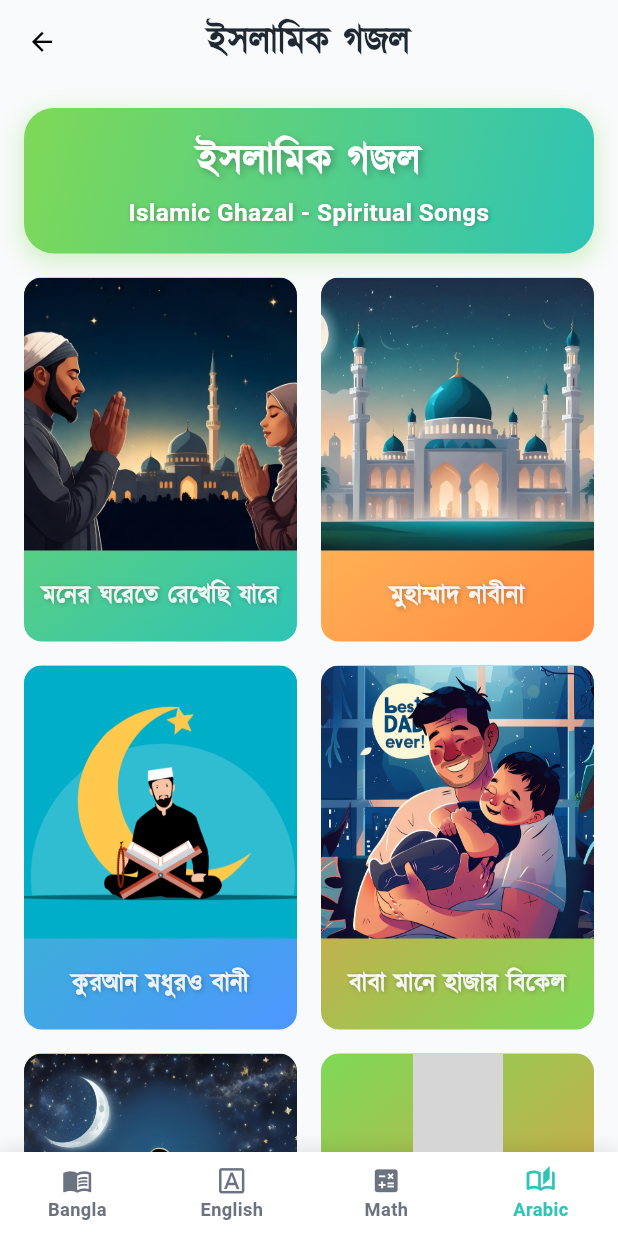
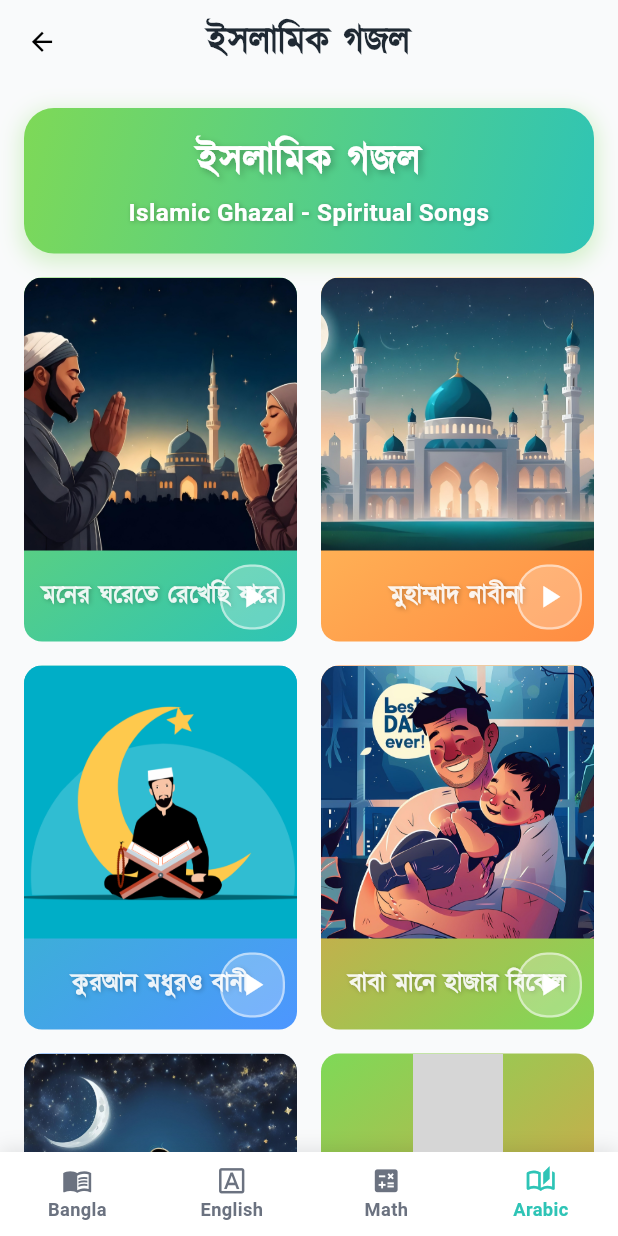
Before and after one commit to KafiulIslam/magical_book, a Flutter app: the ArabicGojolScreen screen opened by its route, on a phone screen of 412 x 824 dp. Run offline on Flutter 3.47's test engine with Material 3 defaults, Android fonts, the phone set to English and light mode, and no system bars; our stand-ins replace audioplayers, flutter_riverpod, flutter_screenutil, flutter_svg, flutter_tts, gap and 2 more; grey boxes are pictures that could not be loaded.

Commit message:
add audio feature in gojol card

```diff
--- a/lib/core/constants/arabic_constant.dart
+++ b/lib/core/constants/arabic_constant.dart
@@ -1,4 +1,5 @@
 import 'package:flutter/material.dart';
+import 'package:magical_book/core/constants/audio_path.dart';
 import 'package:magical_book/core/router/routes.dart';
 import '../../../core/constants/app_colors.dart';
 import '../../features/bangla/models/category.dart';
@@ -82,25 +83,65 @@ class ArabicConstants {
   // Surah List
   static List<MultiplicationModel> surahList = [
     MultiplicationModel(
-        id: 1, title: '১', subTitle: 'সূরাতুল ফাতিহা', image: AssetPath.fatiha),
+        id: 1,
+        title: '১',
+        subTitle: 'সূরাতুল ফাতিহা',
+        image: AssetPath.fatiha,
+        audio: AudioPath.monerGhorete),
     MultiplicationModel(
-        id: 2, title: '২', subTitle: 'সূরাতুল আল-আসর', image: AssetPath.asar),
+        id: 2,
+        title: '২',
+        subTitle: 'সূরাতুল আল-আসর',
+        image: AssetPath.asar,
+        audio: AudioPath.monerGhorete),
     MultiplicationModel(
-        id: 3, title: '৩', subTitle: 'সূরাতুল ফালাক', image: AssetPath.falaq),
+        id: 3,
+        title: '৩',
+        subTitle: 'সূরাতুল ফালাক',
+        image: AssetPath.falaq,
+        audio: AudioPath.monerGhorete),
     MultiplicationModel(
-        id: 4, title: '৪', subTitle: 'সূরাতুল ফিল', image: AssetPath.fil),
+        id: 4,
+        title: '৪',
+        subTitle: 'সূরাতুল ফিল',
+        image: AssetPath.fil,
+        audio: AudioPath.monerGhorete),
     MultiplicationModel(
-        id: 5, title: '৫', subTitle: 'সূরাতুল ইখলাস', image: AssetPath.ikhlas),
+        id: 5,
+        title: '৫',
+        subTitle: 'সূরাতুল ইখলাস',
+        image: AssetPath.ikhlas,
+        audio: AudioPath.monerGhorete),
     MultiplicationModel(
-        id: 6, title: '৬', subTitle: 'সূরাতুল কাউসার', image: AssetPath.kawsar),
+        id: 6,
+        title: '৬',
+        subTitle: 'সূরাতুল কাউসার',
+        image: AssetPath.kawsar,
+        audio: AudioPath.monerGhorete),
     MultiplicationModel(
-        id: 7, title: '৭', subTitle: 'সূরাতুল কুরাইশ', image: AssetPath.kurais),
+        id: 7,
+        title: '৭',
+        subTitle: 'সূরাতুল কুরাইশ',
+        image: AssetPath.kurais,
+        audio: AudioPath.monerGhorete),
     MultiplicationModel(
-        id: 8, title: '৮', subTitle: 'সূরাতুল নাস', image: AssetPath.nas),
+        id: 8,
+        title: '৮',
+        subTitle: 'সূরাতুল নাস',
+        image: AssetPath.nas,
+        audio: AudioPath.monerGhorete),
     MultiplicationModel(
-        id: 9, title: '৯', subTitle: 'সূরাতুল নাসর', image: AssetPath.nasr),
+        id: 9,
+        title: '৯',
+        subTitle: 'সূরাতুল নাসর',
+        image: AssetPath.nasr,
+        audio: AudioPath.monerGhorete),
     MultiplicationModel(
-        id: 10, title: '১০', subTitle: 'সূরাতুল লাহাব', image: AssetPath.lahab),
+        id: 10,
+        title: '১০',
+        subTitle: 'সূরাতুল লাহাব',
+        image: AssetPath.lahab,
+        audio: AudioPath.monerGhorete),
   ];
 
   // Surah List
@@ -109,107 +150,117 @@ class ArabicConstants {
         id: 1,
         title: '৬',
         subTitle: 'মনের ঘরেতে রেখেছি যারে',
-        image: AssetPath.monerGhore),
+        image: AssetPath.monerGhore,
+        audio: AudioPath.monerGhorete),
     MultiplicationModel(
         id: 2,
         title: '৭',
         subTitle: 'মুহাম্মাদ নাবীনা',
-        image: AssetPath.muhammad),
+        image: AssetPath.muhammad,
+        audio: AudioPath.monerGhorete),
     MultiplicationModel(
         id: 3,
         title: '৯',
         subTitle: 'কুরআন মধুরও বানী',
-        image: AssetPath.quranModhur),
+        image: AssetPath.quranModhur,
+        audio: AudioPath.monerGhorete),
     MultiplicationModel(
         id: 4,
         title: '১',
         subTitle: 'বাবা মানে হাজার বিকেল',
-        image: AssetPath.babaMane),
+        image: AssetPath.babaMane,
+        audio: AudioPath.monerGhorete),
     MultiplicationModel(
         id: 5,
         title: '২',
         subTitle: 'আমি চাঁদকে বলি তুমি সুন্দর নও',
-        image: AssetPath.chadKBoli),
+        image: AssetPath.chadKBoli,
+        audio: AudioPath.monerGhorete),
     MultiplicationModel(
         id: 6,
         title: '৩',
         subTitle: 'হাজবি রাব্বি জাল্লাহ',
-        image: AssetPath.hasbiRabbi),
+        image: AssetPath.hasbiRabbi,
+        audio: AudioPath.monerGhorete),
     MultiplicationModel(
         id: 7,
         title: '৪',
         subTitle: 'লা ইলাহা ইল্লালাহ',
-        image: AssetPath.laIlaha),
+        image: AssetPath.laIlaha,
+        audio: AudioPath.monerGhorete),
     MultiplicationModel(
         id: 8,
         title: '৫',
         subTitle: 'মেহেরবান তুমি মেহেরবান',
-        image: AssetPath.meherban),
+        image: AssetPath.meherban,
+        audio: AudioPath.monerGhorete),
     MultiplicationModel(
         id: 9,
         title: '৮',
         subTitle: 'মুস্তফা মুস্তফা',
-        image: AssetPath.mustafa),
+        image: AssetPath.mustafa,
+        audio: AudioPath.monerGhorete),
     MultiplicationModel(
         id: 10,
         title: '১০',
         subTitle: 'রহমান ইয়া রহমান',
-        image: AssetPath.rahman),
+        image: AssetPath.rahman,
+        audio: AudioPath.monerGhorete),
   ];
 
   // Surah List
-  static List<MultiplicationModel> historyList = [
-    MultiplicationModel(
-        id: 1,
-        title: '৬',
-        subTitle: 'মনের ঘরেতে রেখেছি যারে',
-        image: AssetPath.monerGhore),
-    MultiplicationModel(
-        id: 2,
-        title: '৭',
-        subTitle: 'মুহাম্মাদ নাবীনা',
-        image: AssetPath.muhammad),
-    MultiplicationModel(
-        id: 3,
-        title: '৯',
-        subTitle: 'কুরআন মধুরও বানী',
-        image: AssetPath.quranModhur),
-    MultiplicationModel(
-        id: 4,
-        title: '১',
-        subTitle: 'বাবা মানে হাজার বিকেল',
-        image: AssetPath.babaMane),
-    MultiplicationModel(
-        id: 5,
-        title: '২',
-        subTitle: 'আমি চাঁদকে বলি তুমি সুন্দর নও',
-        image: AssetPath.chadKBoli),
-    MultiplicationModel(
-        id: 6,
-        title: '৩',
-        subTitle: 'হাজবি রাব্বি জাল্লাহ',
-        image: AssetPath.hasbiRabbi),
-    MultiplicationModel(
-        id: 7,
-        title: '৪',
-        subTitle: 'লা ইলাহা ইল্লালাহ',
-        image: AssetPath.laIlaha),
-    MultiplicationModel(
-        id: 8,
-        title: '৫',
-        subTitle: 'মেহেরবান তুমি মেহেরবান',
-        image: AssetPath.meherban),
-    MultiplicationModel(
-        id: 9,
-        title: '৮',
-        subTitle: 'মুস্তফা মুস্তফা',
-        image: AssetPath.mustafa),
-    MultiplicationModel(
-        id: 10,
-        title: '১০',
-        subTitle: 'রহমান ইয়া রহমান',
-        image: AssetPath.rahman),
-  ];
+  // static List<MultiplicationModel> historyList = [
+  //   MultiplicationModel(
+  //       id: 1,
+  //       title: '৬',
+  //       subTitle: 'মনের ঘরেতে রেখেছি যারে',
+  //       image: AssetPath.monerGhore),
+  //   MultiplicationModel(
+  //       id: 2,
+  //       title: '৭',
+  //       subTitle: 'মুহাম্মাদ নাবীনা',
+  //       image: AssetPath.muhammad),
+  //   MultiplicationModel(
+  //       id: 3,
+  //       title: '৯',
+  //       subTitle: 'কুরআন মধুরও বানী',
+  //       image: AssetPath.quranModhur),
+  //   MultiplicationModel(
+  //       id: 4,
+  //       title: '১',
+  //       subTitle: 'বাবা মানে হাজার বিকেল',
+  //       image: AssetPath.babaMane),
+  //   MultiplicationModel(
+  //       id: 5,
+  //       title: '২',
+  //       subTitle: 'আমি চাঁদকে বলি তুমি সুন্দর নও',
+  //       image: AssetPath.chadKBoli),
+  //   MultiplicationModel(
+  //       id: 6,
+  //       title: '৩',
+  //       subTitle: 'হাজবি রাব্বি জাল্লাহ',
+  //       image: AssetPath.hasbiRabbi),
+  //   MultiplicationModel(
+  //       id: 7,
+  //       title: '৪',
+  //       subTitle: 'লা ইলাহা ইল্লালাহ',
+  //       image: AssetPath.laIlaha),
+  //   MultiplicationModel(
+  //       id: 8,
+  //       title: '৫',
+  //       subTitle: 'মেহেরবান তুমি মেহেরবান',
+  //       image: AssetPath.meherban),
+  //   MultiplicationModel(
+  //       id: 9,
+  //       title: '৮',
+  //       subTitle: 'মুস্তফা মুস্তফা',
+  //       image: AssetPath.mustafa),
+  //   MultiplicationModel(
+  //       id: 10,
+  //       title: '১০',
+  //       subTitle: 'রহমান ইয়া রহমান',
+  //       image: AssetPath.rahman),
+  // ];
 
   // 99 Names of Allah (Asma-ul-Husna)
   static const List<AllahNameModel> allahNames = [
--- a/lib/core/constants/asset_path.dart
+++ b/lib/core/constants/asset_path.dart
@@ -1,13 +1,16 @@
-class AssetPath{
+class AssetPath {
   AssetPath._();
 
   static const history = "assets/svgs/history.svg";
 
   // bangla chora images
-  static const ataGacheTotaPakhi = "assets/images/banglaChora/ata_gache_tota.png";
-  static const ayCheleraAyMeyera = "assets/images/banglaChora/ay_chelera_ay_meyera.jpg";
+  static const ataGacheTotaPakhi =
+      "assets/images/banglaChora/ata_gache_tota.png";
+  static const ayCheleraAyMeyera =
+      "assets/images/banglaChora/ay_chelera_ay_meyera.jpg";
   static const hattiMatim = "assets/images/banglaChora/hatti-mattim.jpeg";
-  static const amPataJoraJora = "assets/images/banglaChora/am-pata-jora-jora.png";
+  static const amPataJoraJora =
+      "assets/images/banglaChora/am-pata-jora-jora.png";
   static const bakBakumPayra = "assets/images/banglaChora/bak_bakum_payra.jpg";
   static const talGach = "assets/images/banglaChora/tal_gach.jpg";
 
@@ -50,7 +53,6 @@ class AssetPath{
   static const teddy = "assets/images/rhymes/teddy.png";
   static const wiseOwl = "assets/images/rhymes/wise-owl.png";
 
-
   // body parts
   static const arm = "assets/images/bodyParts/arm.png";
   static const belly = "assets/images/bodyParts/belly.png";
@@ -67,7 +69,6 @@ class AssetPath{
   static const mouth = "assets/images/bodyParts/mouth.png";
   static const nose = "assets/images/bodyParts/nose.png";
   static const tongue = "assets/images/bodyParts/tongue.png";
-
 
   // animals
   static const bear = "assets/images/animal/bear.png";
@@ -111,7 +112,6 @@ class AssetPath{
   static const nasr = "assets/images/surah/Nasr.png";
   static const lahab = "assets/images/surah/lahab.png";
 
-
   // Gojol
   static const babaMane = "assets/images/gojol/father.jpg";
   static const chadKBoli = "assets/images/gojol/chad-boli.jpg";
@@ -124,4 +124,11 @@ class AssetPath{
   static const quranModhur = "assets/images/gojol/quran-modhur.png";
   static const rahman = "assets/images/gojol/Rahman.png";
 
+
+
+  // audio files
+
+  // Gojol
+  static const monerGhorete = "assets/audio/gojol/moner-ghore.mp4";
+
 }
--- /dev/null
+++ b/lib/core/constants/audio_path.dart
@@ -0,0 +1,6 @@
+class AudioPath {
+  AudioPath._();
+
+  // Gojol
+  static const monerGhorete = "assets/audio/gojol/moner-ghore.mp4";
+}
--- /dev/null
+++ b/lib/core/services/audio_player_service.dart
@@ -0,0 +1,80 @@
+import 'package:flutter/material.dart';
+import 'package:audioplayers/audioplayers.dart';
+
+class AudioPlayerService {
+  static final AudioPlayerService _instance = AudioPlayerService._internal();
+  factory AudioPlayerService() => _instance;
+  AudioPlayerService._internal();
+
+  final AudioPlayer _audioPlayer = AudioPlayer();
+  String? _currentAudioPath;
+  bool _isPlaying = false;
+
+  /// Play audio from asset path
+  Future<void> play(String audioPath) async {
+    if (audioPath.isEmpty) return;
+
+    try {
+      // If the same audio is already playing, stop it
+      if (_isPlaying && _currentAudioPath == audioPath) {
+        await stop();
+        return;
+      }
+
+      // Stop any ongoing audio
+      if (_isPlaying) {
+        await _audioPlayer.stop();
+      }
+
+      // Play the audio
+      _isPlaying = true;
+      _currentAudioPath = audioPath;
+      // Remove 'assets/' prefix for AssetSource
+      final sourcePath = audioPath.startsWith('assets/')
+          ? audioPath.substring(7)
+          : audioPath;
+      await _audioPlayer.play(AssetSource(sourcePath));
+    } catch (e) {
+      _isPlaying = false;
+      _currentAudioPath = null;
+      // Silently handle errors - audio might not be available
+    }
+  }
+
+  /// Stop current audio
+  Future<void> stop() async {
+    if (_isPlaying) {
+      await _audioPlayer.stop();
+      _isPlaying = false;
+      _currentAudioPath = null;
+    }
+  }
+
+  /// Check if a specific audio is currently playing
+  bool isPlayingAudio(String audioPath) {
+    return _isPlaying && _currentAudioPath == audioPath;
+  }
+
+  /// Check if any audio is currently playing
+  bool get isPlaying => _isPlaying;
+
+  /// Get current playing audio path
+  String? get currentAudioPath => _currentAudioPath;
+
+  /// Set completion handler callback
+  void setCompletionHandler(VoidCallback? callback) {
+    _audioPlayer.onPlayerComplete.listen((event) {
+      _isPlaying = false;
+      _currentAudioPath = null;
+      callback?.call();
+    });
+  }
+
+  /// Dispose resources
+  Future<void> dispose() async {
+    await _audioPlayer.stop();
+    await _audioPlayer.dispose();
+    _isPlaying = false;
+    _currentAudioPath = null;
+  }
+}
--- a/lib/features/arabic/presentation/views/arabic_gojol_screen.dart
+++ b/lib/features/arabic/presentation/views/arabic_gojol_screen.dart
@@ -4,14 +4,38 @@ import 'package:gap/gap.dart';
 import 'package:go_router/go_router.dart';
 import '../../../../core/constants/app_colors.dart';
 import '../../../../core/constants/arabic_constant.dart';
+import '../../../../core/services/audio_player_service.dart';
 import '../../../../core/theme/app_typography.dart';
 import '../../../../core/router/routes.dart';
-import '../../../math/presentation/widgets/multiplication_card.dart';
 import '../../../../core/widgets/card_color_palettes.dart';
 import '../widgets/gojol_card.dart';
 
-class ArabicGojolScreen extends StatelessWidget {
+class ArabicGojolScreen extends StatefulWidget {
   const ArabicGojolScreen({super.key});
+
+  @override
+  State<ArabicGojolScreen> createState() => _ArabicGojolScreenState();
+}
+
+class _ArabicGojolScreenState extends State<ArabicGojolScreen> {
+  final AudioPlayerService _audioPlayerService = AudioPlayerService();
+
+  @override
+  void initState() {
+    super.initState();
+    // Listen to audio completion to update UI
+    _audioPlayerService.setCompletionHandler(() {
+      if (mounted) {
+        setState(() {});
+      }
+    });
+  }
+
+  @override
+  void dispose() {
+    _audioPlayerService.dispose();
+    super.dispose();
+  }
 
   int _getCrossAxisCount(BuildContext context) {
     final width = MediaQuery.of(context).size.width;
@@ -76,6 +100,7 @@ class ArabicGojolScreen extends StatelessWidget {
                   subtitleFontSize: 20.sp,
                   colorPalette: CardColorPalettes.fruits,
                   errorIcon: Icons.music_note,
+                  audioPlayerService: _audioPlayerService,
                 );
               },
             ),
--- a/lib/features/arabic/presentation/widgets/gojol_card.dart
+++ b/lib/features/arabic/presentation/widgets/gojol_card.dart
@@ -1,9 +1,9 @@
 import 'package:flutter/material.dart';
 import 'package:flutter_screenutil/flutter_screenutil.dart';
-import 'package:magical_book/core/theme/app_theme.dart';
+import '../../../../core/services/audio_player_service.dart';
 import '../../../math/model/multiplication_model.dart';
 
- class GojolCard extends StatelessWidget {
+class GojolCard extends StatefulWidget {
   final MultiplicationModel item;
   final int index;
   final TextStyle textStyle;
@@ -13,9 +13,10 @@ import '../../../math/model/multiplication_model.dart';
   final List<List<Color>> colorPalette;
   final IconData errorIcon;
   final VoidCallback? onTap;
+  final AudioPlayerService audioPlayerService;
 
-  const GojolCard(
-      {super.key,
+  const GojolCard({
+    super.key,
     required this.item,
     required this.index,
     required this.textStyle,
@@ -24,18 +25,47 @@ import '../../../math/model/multiplication_model.dart';
     required this.subtitleFontSize,
     required this.colorPalette,
     required this.errorIcon,
-        this.onTap});
+    this.onTap,
+    required this.audioPlayerService,
+  });
+
+  @override
+  State<GojolCard> createState() => _GojolCardState();
+}
+
+class _GojolCardState extends State<GojolCard> {
+  @override
+  void initState() {
+    super.initState();
+    // Listen to audio completion to update UI
+    widget.audioPlayerService.setCompletionHandler(() {
+      if (mounted) {
+        setState(() {});
+      }
+    });
+  }
+
+  void _togglePlayStop() {
+    if (widget.audioPlayerService.isPlayingAudio(widget.item.audio)) {
+      widget.audioPlayerService.stop();
+    } else {
+      widget.audioPlayerService.play(widget.item.audio);
+    }
+    setState(() {});
+  }
 
   List<Color> _getCardColors(int index) {
-    return colorPalette[index % colorPalette.length];
+    return widget.colorPalette[index % widget.colorPalette.length];
   }
 
   @override
   Widget build(BuildContext context) {
-    final cardColors = _getCardColors(index);
+    final cardColors = _getCardColors(widget.index);
+    final isPlaying =
+        widget.audioPlayerService.isPlayingAudio(widget.item.audio);
 
     return InkWell(
-      onTap: onTap,
+      onTap: widget.onTap,
       child: Container(
         decoration: BoxDecoration(
           borderRadius: BorderRadius.circular(12),
@@ -45,7 +75,9 @@ import '../../../math/model/multiplication_model.dart';
             colors: cardColors,
           ),
         ),
-        child: Column(
+        child: Stack(
+          children: [
+            Column(
               mainAxisAlignment: MainAxisAlignment.start,
               children: [
                 // Image
@@ -56,11 +88,11 @@ import '../../../math/model/multiplication_model.dart';
                         topLeft: Radius.circular(12),
                         topRight: Radius.circular(12)),
                     child: Image.asset(
-                  item.image,
+                      widget.item.image,
                       fit: BoxFit.cover,
                       errorBuilder: (context, error, stackTrace) {
                         return Icon(
-                      errorIcon,
+                          widget.errorIcon,
                           size: 60,
                           color: Colors.white.withOpacity(0.7),
                         );
@@ -69,15 +101,15 @@ import '../../../math/model/multiplication_model.dart';
                   ),
                 ),
                 // Title and Subtitle
-
                 Flexible(
                   flex: 1,
                   child: Padding(
-                padding: const EdgeInsets.symmetric(horizontal: 8, vertical: 8),
+                    padding:
+                        const EdgeInsets.symmetric(horizontal: 8, vertical: 8),
                     child: Center(
                       child: Text(
-                    item.subTitle,
-                    style: subtitleStyle.copyWith(
+                        widget.item.subTitle,
+                        style: widget.subtitleStyle.copyWith(
                           fontSize: 16.sp,
                           fontWeight: FontWeight.w900,
                           color: Colors.white.withOpacity(0.9),
@@ -96,8 +128,36 @@ import '../../../math/model/multiplication_model.dart';
                     ),
                   ),
                 ),
-
-
+              ],
+            ),
+            // Play/Stop Button in bottom right
+            Positioned(
+              bottom: 8,
+              right: 8,
+              child: Material(
+                color: Colors.transparent,
+                child: InkWell(
+                  onTap: _togglePlayStop,
+                  borderRadius: BorderRadius.circular(20),
+                  child: Container(
+                    padding: const EdgeInsets.all(8),
+                    decoration: BoxDecoration(
+                      color: Colors.white.withOpacity(0.25),
+                      borderRadius: BorderRadius.circular(20),
+                      border: Border.all(
+                        color: Colors.white.withOpacity(0.5),
+                        width: 1.5,
+                      ),
+                    ),
+                    child: Icon(
+                      isPlaying ? Icons.stop : Icons.play_arrow,
+                      color: Colors.white,
+                      size: 24.sp,
+                    ),
+                  ),
+                ),
+              ),
+            ),
           ],
         ),
       ),
--- a/lib/features/math/model/multiplication_model.dart
+++ b/lib/features/math/model/multiplication_model.dart
@@ -3,10 +3,12 @@ class MultiplicationModel {
   final String title;
   final String subTitle;
   final String image;
+  final String audio;
 
   MultiplicationModel(
       {required this.id,
       required this.title,
       required this.subTitle,
-      required this.image});
+      required this.image,
+      required this.audio});
 }
--- a/pubspec.yaml
+++ b/pubspec.yaml
@@ -34,6 +34,8 @@ dependencies:
   # utls
   # Text-to-Speech
   flutter_tts: ^4.0.2
+  # Audio Player
+  audioplayers: ^6.1.0
 
 
   # Navigation
@@ -72,6 +74,7 @@ flutter:
     - assets/images/multiplication/
     - assets/images/surah/
     - assets/images/gojol/
+    - assets/audio/gojol/
 
 
   # An image asset can refer to one or more resolution-specific "variants", see
```
Also changed, not shown: lib/core/constants/math_constant.dart (+11 -10 lines), pubspec.lock, 6 other files. Lines whose indentation alone changed are shown as unchanged.
